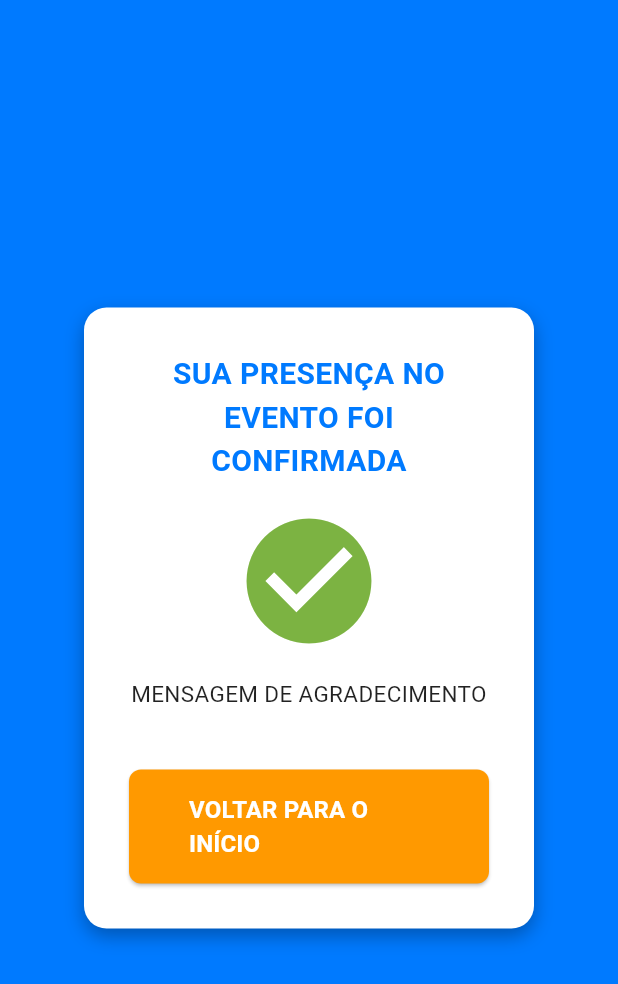
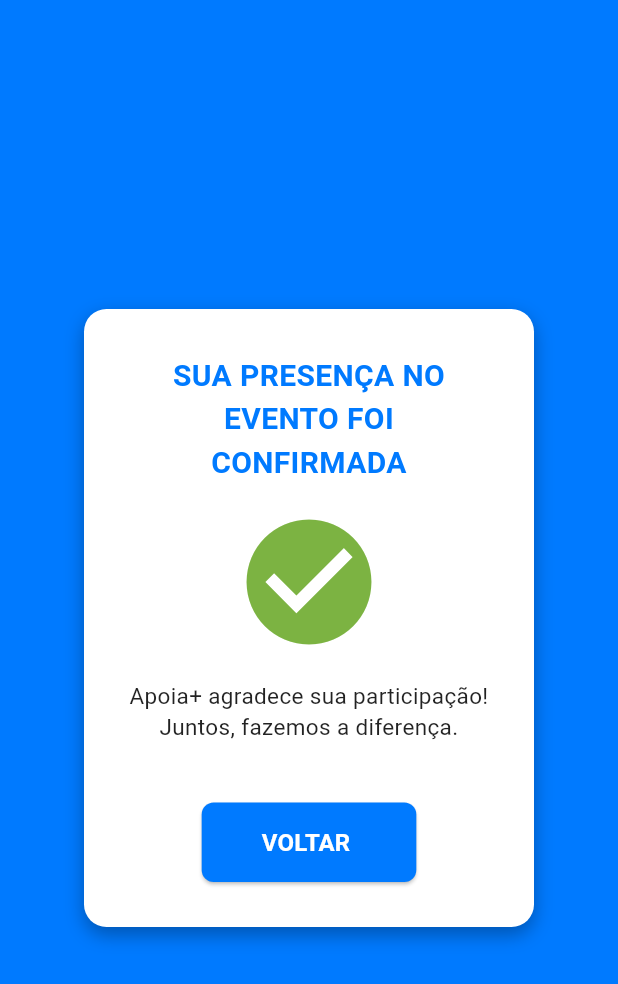
Before and after one commit to fga-eps-mds/2025.2-Gilgamesh, a Flutter app: the SucessoInscricaoTela screen opened directly, on a phone screen of 412 x 824 dp. Shown: the top 984 px of the screen. Run offline on Flutter 3.47's test engine with Material 3 defaults, Android fonts, the phone set to English and light mode, and no system bars.

Commit message:
alterando main.dart para visualizar a tela de inscriçaõ em evento e alterando mensagem para o usuario que se inscreveu

```diff
--- a/mobile_apoia/lib/telas/doador/sucesso_inscricao_tela.dart
+++ b/mobile_apoia/lib/telas/doador/sucesso_inscricao_tela.dart
@@ -55,7 +55,7 @@ class SucessoInscricaoTela extends StatelessWidget {
               const SizedBox(height: 15),
 
               const Text(
-                'MENSAGEM DE AGRADECIMENTO',
+                'Apoia+ agradece sua participação! Juntos, fazemos a diferença.',
                 textAlign: TextAlign.center,
                 style: TextStyle(
                   fontSize: 15,
@@ -67,7 +67,7 @@ class SucessoInscricaoTela extends StatelessWidget {
               ElevatedButton(
                 onPressed: () => _voltarParaHome(context),
                 style: ElevatedButton.styleFrom(
-                  backgroundColor: corLaranjaSecundaria,
+                  backgroundColor: corAzulPrincipal,
                   foregroundColor: Colors.white,
                   padding: const EdgeInsets.symmetric(horizontal: 40, vertical: 15),
                   shape: RoundedRectangleBorder(
@@ -75,7 +75,7 @@ class SucessoInscricaoTela extends StatelessWidget {
                   ),
                 ),
                 child: const Text(
-                  'VOLTAR PARA O INÍCIO',
+                  'VOLTAR ',
                   style: TextStyle(fontSize: 16, fontWeight: FontWeight.bold),
                 ),
               ),
```
Also changed, not shown: mobile_apoia/lib/main.dart (+18 -2 lines).
